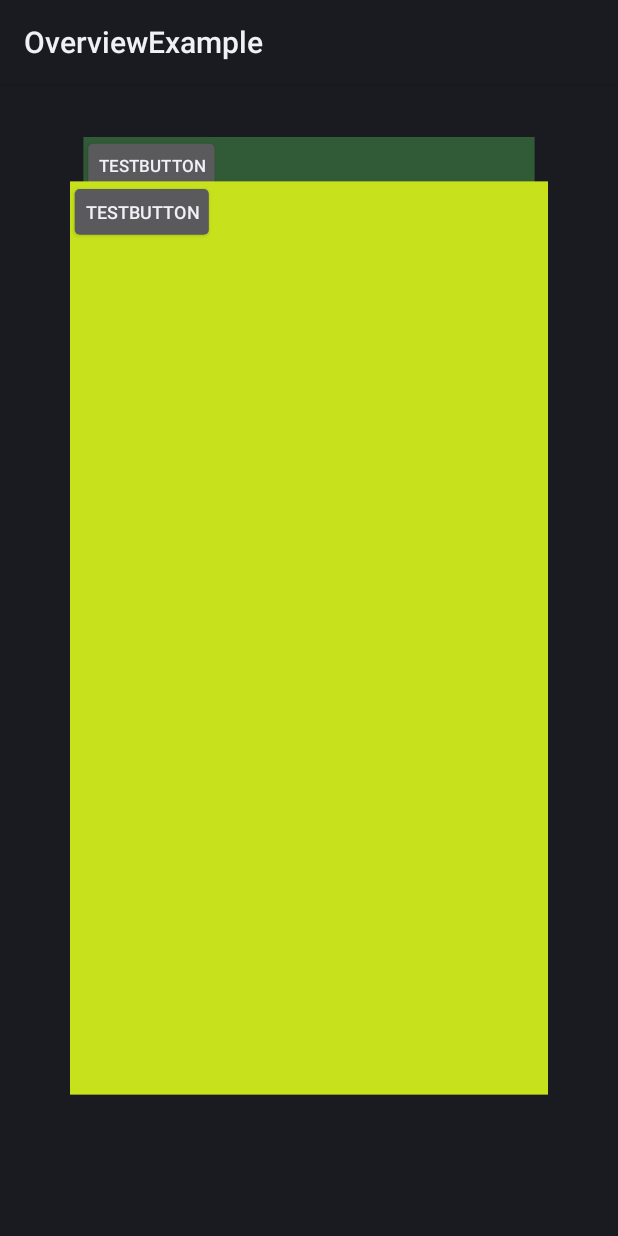
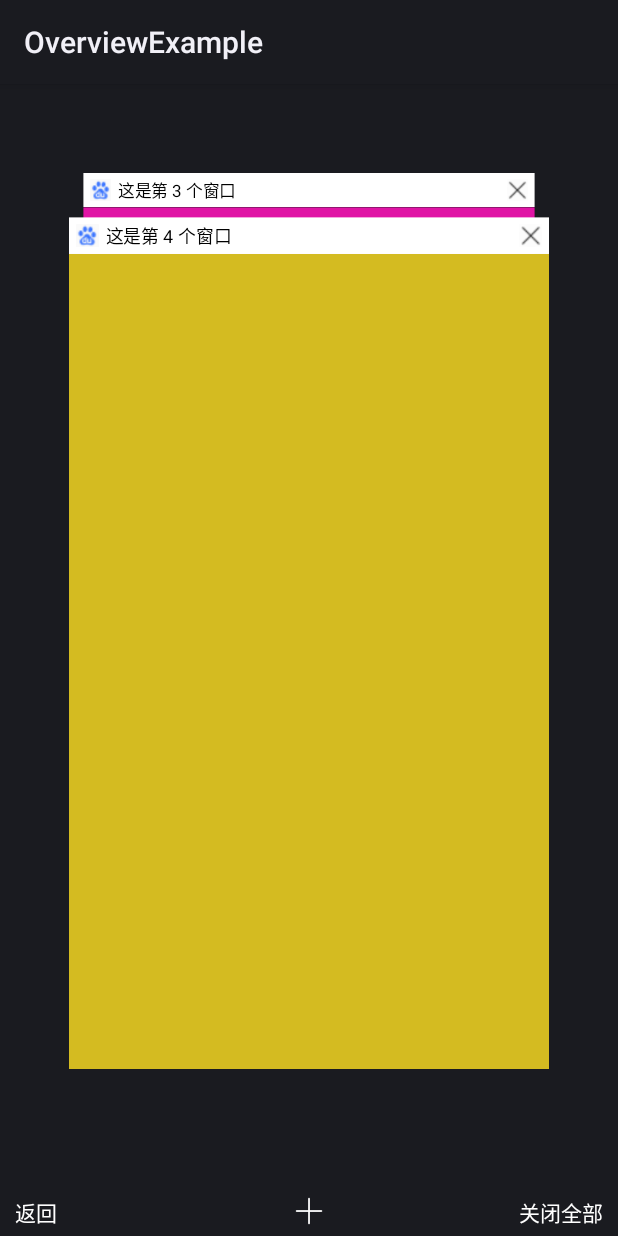
Before and after one commit to Xushaopeng0303/StackOverView, an Android app: the screen it shows after launch (OverviewActivity), on a phone screen of 412 x 824 dp. Run offline under Robolectric (Android 15) with nearby library versions, the phone set to English and light mode, and no system bars.

Commit message:
添加标题栏和底部Bar

```diff
--- a/app/src/main/java/com/wirelesspienetwork/overviewexample/OverviewActivity.java
+++ b/app/src/main/java/com/wirelesspienetwork/overviewexample/OverviewActivity.java
@@ -1,74 +1,40 @@
-/*
- * Copyright (C) 2014 The Android Open Source Project
- *
- * Licensed under the Apache License, Version 2.0 (the "License");
- * you may not use this file except in compliance with the License.
- * You may obtain a copy of the License at
- *
- *      http://www.apache.org/licenses/LICENSE-2.0
- *
- * Unless required by applicable law or agreed to in writing, software
- * distributed under the License is distributed on an "AS IS" BASIS,
- * WITHOUT WARRANTIES OR CONDITIONS OF ANY KIND, either express or implied.
- * See the License for the specific language governing permissions and
- * limitations under the License.
- */
-
 package com.wirelesspienetwork.overviewexample;
 
 import android.app.Activity;
-import android.app.SearchManager;
 import android.content.Context;
 import android.content.Intent;
-import android.content.IntentFilter;
 import android.graphics.Color;
 import android.os.Bundle;
+import android.util.Log;
 import android.view.View;
 import android.view.ViewGroup;
+import android.widget.FrameLayout;
+import android.widget.ImageView;
+import android.widget.TextView;
 
-import com.wirelesspienetwork.overview.misc.Utilities;
 import com.wirelesspienetwork.overview.model.OverviewAdapter;
 import com.wirelesspienetwork.overview.model.ViewHolder;
 import com.wirelesspienetwork.overview.views.Overview;
 
-import java.lang.reflect.InvocationTargetException;
 import java.util.ArrayList;
 import java.util.Random;
 
 /**
- * The main Recents activity that is started from AlternateRecentsComponent.
+ * The main Recent activity that is started from AlternateRecentComponent.
  */
-public class OverviewActivity extends Activity implements Overview.RecentViewsCallbacks {
-    boolean mVisible;
+public class OverviewActivity extends Activity implements View.OnClickListener {
     Overview mRecentView;
+    ArrayList<WindowModel> mWindowDataList;
+    OverviewAdapter mAdapter;
 
-    /**
-     * Called with the activity is first created.
-     */
     @Override
     public void onCreate(Bundle savedInstanceState) {
         super.onCreate(savedInstanceState);
-        // Set the Recents layout
-        setContentView(R.layout.recents);
-        mRecentView = findViewById(R.id.recents_view);
-        mRecentView.setCallbacks(this);
-        mRecentView.setSystemUiVisibility(View.SYSTEM_UI_FLAG_LAYOUT_STABLE |
-                View.SYSTEM_UI_FLAG_LAYOUT_FULLSCREEN |
-                View.SYSTEM_UI_FLAG_LAYOUT_HIDE_NAVIGATION);
+        setContentView(R.layout.activity_main);
 
-        // Register the broadcast receiver to handle messages when the screen is turned off
-        IntentFilter filter = new IntentFilter();
-        filter.addAction(Intent.ACTION_SCREEN_OFF);
-        filter.addAction(SearchManager.INTENT_GLOBAL_SEARCH_ACTIVITY_CHANGED);
-
-        // Private API calls to make the shadows look better
-        try {
-            Utilities.setShadowProperty("ambientRatio", String.valueOf(1.5f));
-        } catch (IllegalAccessException e) {
-            e.printStackTrace();
-        } catch (InvocationTargetException e) {
-            e.printStackTrace();
-        }
+        initBottomBar();
+        initData();
+        initOverView();
     }
 
     @Override
@@ -78,70 +44,87 @@ public class OverviewActivity extends Activity implements Overview.RecentViewsCa
     }
 
     @Override
-    protected void onStart() {
-        super.onStart();
+    public void onClick(View v) {
+        switch (v.getId()) {
+            case R.id.id_over_view_back:
+                finish();
+                break;
+            case R.id.id_over_view_add:
+                WindowModel model = new WindowModel();
+                Random random = new Random();
+                random.setSeed(mWindowDataList.size());
+                int color = Color.argb(255, random.nextInt(255), random.nextInt(255), random.nextInt(255));
+                model.thumbnailIconUrl = "";
+                model.colorId = color;
+                model.title = "（new） 窗口";
+                model.windowDrawable = null;
+                mWindowDataList.add(model);
+                mAdapter.notifyDataSetChanged(mWindowDataList);
+                break;
+            case R.id.id_over_view_clear_all:
+                mRecentView.clearDisappearingChildren();
+                break;
+        }
     }
 
-    @Override
-    protected void onResume() {
-        super.onResume();
-
-        // Mark Recents as visible
-        mVisible = true;
-
-        ArrayList<Integer> models = new ArrayList<>();
-        for (int i = 0; i < 10; ++i) {
+    private void initData() {
+        mWindowDataList = new ArrayList<>();
+        WindowModel model;
+        for (int i = 0; i < 5; i++) {
+            model = new WindowModel();
             Random random = new Random();
             random.setSeed(i);
             int color = Color.argb(255, random.nextInt(255), random.nextInt(255), random.nextInt(255));
-            models.add(color);
+            model.thumbnailIconUrl = "";
+            model.colorId = color;
+            model.title = "这是第 " + i + " 个窗口";
+            model.windowDrawable = null;
+            mWindowDataList.add(model);
         }
+    }
 
-        final OverviewAdapter stack = new OverviewAdapter<ViewHolder<View, Integer>, Integer>(models) {
+    private void initBottomBar() {
+        findViewById(R.id.id_over_view_back).setOnClickListener(this);
+        findViewById(R.id.id_over_view_add).setOnClickListener(this);
+        findViewById(R.id.id_over_view_clear_all).setOnClickListener(this);
+    }
+
+    private void initOverView() {
+        mAdapter = new OverviewAdapter<ViewHolder<View, WindowModel>, WindowModel>(mWindowDataList) {
             @Override
-            public ViewHolder onCreateViewHolder(Context context, ViewGroup parent) {
+            public ViewHolder<View, WindowModel> onCreateViewHolder(Context context, ViewGroup parent) {
                 View v = View.inflate(context, R.layout.recents_dummy, null);
-                return new ViewHolder<View, Integer>(v);
+                return new ViewHolder<>(v);
             }
 
             @Override
-            public void onBindViewHolder(ViewHolder<View, Integer> viewHolder) {
-                viewHolder.itemView.setBackgroundColor(viewHolder.model);
+            public void onBindViewHolder(ViewHolder<View, WindowModel> viewHolder) {
+                FrameLayout imageView = viewHolder.itemView.findViewById(R.id.id_over_view_image_view);
+                imageView.setBackgroundColor(viewHolder.model.colorId);
+                ImageView closeView = viewHolder.itemView.findViewById(R.id.id_over_view_close);
+                closeView.setOnClickListener(new View.OnClickListener() {
+                    @Override
+                    public void onClick(View v) {
+                        Log.d("xsp", "onClick: 点击关闭按钮");
+                    }
+                });
+
+                TextView titleText = viewHolder.itemView.findViewById(R.id.id_over_view_title_text);
+                titleText.setText(viewHolder.model.title);
             }
         };
+        mRecentView = findViewById(R.id.recent_view);
+        mRecentView.setTaskStack(mAdapter);
+        mRecentView.setCallbacks(new Overview.RecentViewsCallbacks() {
+            @Override
+            public void onCardDismissed(int position) {
+                Log.d("xsp", "第几个Card消失：" + position);
+            }
 
-        mRecentView.setTaskStack(stack);
-
-//        new Handler().postDelayed(new Runnable() {
-//            @Override
-//            public void run() {
-//                stack.notifyDataSetInserted(new Integer(1), 2);
-//            }
-//        },2000);
-
-
-    }
-
-    @Override
-    protected void onStop() {
-        super.onStop();
-    }
-
-    @Override
-    protected void onDestroy() {
-        super.onDestroy();
-    }
-
-    @Override
-    public void onTrimMemory(int level) {
-    }
-
-    @Override
-    public void onAllCardsDismissed() {
-    }
-
-    @Override
-    public void onCardDismissed(int position) {
-
+            @Override
+            public void onAllCardsDismissed() {
+                finish();
+            }
+        });
     }
 }
--- /dev/null
+++ b/app/src/main/java/com/wirelesspienetwork/overviewexample/WindowModel.java
@@ -0,0 +1,14 @@
+package com.wirelesspienetwork.overviewexample;
+
+import android.graphics.drawable.Drawable;
+
+/**
+ * Window的信息集合
+ */
+class WindowModel {
+    int colorId;
+    String thumbnailIconUrl;
+    String title;
+    Drawable windowDrawable;
+
+}
--- /dev/null
+++ b/app/src/main/res/layout/activity_main.xml
@@ -0,0 +1,54 @@
+<?xml version="1.0" encoding="utf-8"?>
+<LinearLayout xmlns:android="http://schemas.android.com/apk/res/android"
+    android:layout_width="match_parent"
+    android:layout_height="match_parent"
+    android:orientation="vertical">
+
+    <com.wirelesspienetwork.overview.views.Overview
+        android:id="@+id/recent_view"
+        android:layout_width="match_parent"
+        android:layout_height="0dp"
+        android:layout_gravity="center_horizontal"
+        android:layout_weight="1" />
+
+    <RelativeLayout
+        android:id="@+id/id_bottom_bar_layout"
+        android:layout_width="match_parent"
+        android:layout_height="wrap_content"
+        android:layout_marginBottom="5dp">
+
+        <TextView
+            android:id="@+id/id_over_view_back"
+            android:layout_width="wrap_content"
+            android:layout_height="wrap_content"
+            android:layout_alignParentLeft="true"
+            android:layout_alignParentStart="true"
+            android:layout_centerVertical="true"
+            android:paddingLeft="@dimen/bottom_bar_horizontal_padding"
+            android:paddingRight="@dimen/bottom_bar_horizontal_padding"
+            android:text="返回"
+            android:textColor="@android:color/white" />
+
+        <ImageView
+            android:id="@+id/id_over_view_add"
+            android:layout_width="20dp"
+            android:layout_height="20dp"
+            android:layout_centerHorizontal="true"
+            android:contentDescription="@string/app_label"
+            android:scaleType="fitXY"
+            android:src="@drawable/icon_window_add" />
+
+        <TextView
+            android:id="@+id/id_over_view_clear_all"
+            android:layout_width="wrap_content"
+            android:layout_height="wrap_content"
+            android:layout_alignParentEnd="true"
+            android:layout_alignParentRight="true"
+            android:layout_centerVertical="true"
+            android:paddingLeft="@dimen/bottom_bar_horizontal_padding"
+            android:paddingRight="@dimen/bottom_bar_horizontal_padding"
+            android:text="关闭全部"
+            android:textColor="@android:color/white" />
+    </RelativeLayout>
+
+</LinearLayout>
--- a/app/src/main/res/layout/recents.xml
+++ /dev/null
@@ -1,29 +0,0 @@
-<?xml version="1.0" encoding="utf-8"?>
-<!-- Copyright (C) 2014 The Android Open Source Project
-
-     Licensed under the Apache License, Version 2.0 (the "License");
-     you may not use this file except in compliance with the License.
-     You may obtain a copy of the License at
-
-          http://www.apache.org/licenses/LICENSE-2.0
-
-     Unless required by applicable law or agreed to in writing, software
-     distributed under the License is distributed on an "AS IS" BASIS,
-     WITHOUT WARRANTIES OR CONDITIONS OF ANY KIND, either express or implied.
-     See the License for the specific language governing permissions and
-     limitations under the License.
--->
-<FrameLayout
-    xmlns:android="http://schemas.android.com/apk/res/android"
-    android:layout_width="match_parent"
-    android:layout_height="match_parent"
-    android:paddingTop="32dp">
-
-    <!-- Recents View -->
-    <com.wirelesspienetwork.overview.views.Overview
-        android:id="@+id/recents_view"
-        android:layout_width="match_parent"
-        android:layout_height="match_parent"
-        android:focusable="true" />
-
-</FrameLayout>
--- a/app/src/main/res/layout/recents_dummy.xml
+++ b/app/src/main/res/layout/recents_dummy.xml
@@ -1,37 +1,56 @@
 <?xml version="1.0" encoding="utf-8"?>
-<!-- Copyright (C) 2014 The Android Open Source Project
-
-     Licensed under the Apache License, Version 2.0 (the "License");
-     you may not use this file except in compliance with the License.
-     You may obtain a copy of the License at
-
-          http://www.apache.org/licenses/LICENSE-2.0
-
-     Unless required by applicable law or agreed to in writing, software
-     distributed under the License is distributed on an "AS IS" BASIS,
-     WITHOUT WARRANTIES OR CONDITIONS OF ANY KIND, either express or implied.
-     See the License for the specific language governing permissions and
-     limitations under the License.
--->
-<LinearLayout
-    xmlns:android="http://schemas.android.com/apk/res/android"
+<LinearLayout xmlns:android="http://schemas.android.com/apk/res/android"
     android:layout_width="match_parent"
     android:layout_height="wrap_content"
-    android:focusable="true"
+    android:orientation="vertical"
     android:layout_gravity="center_horizontal|top">
 
-    <LinearLayout
-        android:layout_width="wrap_content"
-        android:layout_height="1000dp"
-        android:orientation="vertical"
-        android:layout_gravity="center_horizontal|top"
-        >
+    <RelativeLayout
+        android:id="@+id/id_over_view_title_layout"
+        android:layout_width="match_parent"
+        android:layout_height="wrap_content"
+        android:background="#ffffff"
+        android:gravity="center_vertical">
 
-        <Button
+        <ImageView
+            android:id="@+id/id_over_view_title_icon"
             android:layout_width="wrap_content"
             android:layout_height="wrap_content"
-            android:text="testButton"/>
+            android:layout_alignParentLeft="true"
+            android:layout_alignParentStart="true"
+            android:layout_centerVertical="true"
+            android:padding="5dp"
+            android:contentDescription="@string/app_label"
+            android:src="@drawable/icon_window_icon" />
+        <TextView
+            android:id="@+id/id_over_view_title_text"
+            android:layout_width="wrap_content"
+            android:layout_height="wrap_content"
+            android:layout_toRightOf="@id/id_over_view_title_icon"
+            android:layout_toEndOf="@id/id_over_view_title_icon"
+            android:layout_toLeftOf="@+id/id_over_view_close"
+            android:layout_toStartOf="@+id/id_over_view_close"
+            android:layout_centerVertical="true"
+            android:maxLines="1"
+            android:ellipsize="end"
+            android:textColor="@android:color/black"
+            android:text="这是网站的标题" />
 
+        <ImageView
+            android:id="@+id/id_over_view_close"
+            android:layout_width="wrap_content"
+            android:layout_height="wrap_content"
+            android:layout_alignParentRight="true"
+            android:layout_alignParentEnd="true"
+            android:padding="5dp"
+            android:contentDescription="@string/app_label"
+            android:layout_centerVertical="true"
+            android:src="@drawable/icon_window_close" />
+    </RelativeLayout>
 
-        </LinearLayout>
+    <FrameLayout
+        android:id="@+id/id_over_view_image_view"
+        android:layout_width="match_parent"
+        android:layout_height="1000dp">
+    </FrameLayout>
 </LinearLayout>
--- /dev/null
+++ b/app/src/main/res/values/dimens.xml
@@ -0,0 +1,5 @@
+<?xml version="1.0" encoding="utf-8"?>
+<resources>
+
+    <dimen name="bottom_bar_horizontal_padding">10dp</dimen>
+</resources>
--- a/lib/src/main/java/com/wirelesspienetwork/overview/model/ViewHolder.java
+++ b/lib/src/main/java/com/wirelesspienetwork/overview/model/ViewHolder.java
@@ -4,8 +4,12 @@ import android.view.View;
 
 import com.wirelesspienetwork.overview.views.OverviewCard;
 
-public class ViewHolder<V extends View, Model extends Object>
-{
+/**
+ * 任务卡片 ViewHolder
+ * @param <V>   卡片View
+ * @param <Model>   卡片信息Model
+ */
+public class ViewHolder<V extends View, Model> {
     public final V itemView;
     public Model model;
 
@@ -14,8 +18,7 @@ public class ViewHolder<V extends View, Model extends Object>
     private int mCurrentPosition = -1;
     private int mLastPosition = -1;
 
-    public ViewHolder(V view)
-    {
+    public ViewHolder(V view) {
         this.itemView = view;
     }
 
@@ -32,12 +35,11 @@ public class ViewHolder<V extends View, Model extends Object>
         return mLastPosition;
     }
 
-    public OverviewCard getContainer()
-    {
+    public OverviewCard getContainer() {
         return mContainer;
     }
 
-    protected void setContainer(OverviewCard container) {
+    void setContainer(OverviewCard container) {
         if (mContainer != null) {
             mContainer.setContent(null);
         }
```
Also changed, not shown: app/src/main/AndroidManifest.xml (+9 -26 lines), lib/src/main/java/com/wirelesspienetwork/overview/misc/OverviewConfiguration.java (+3 -4 lines), app/src/main/res/drawable/icon_window_add.png (added), app/src/main/res/drawable/icon_window_close.png (added), app/src/main/res/drawable/icon_window_icon.png (added), 2 other files.
